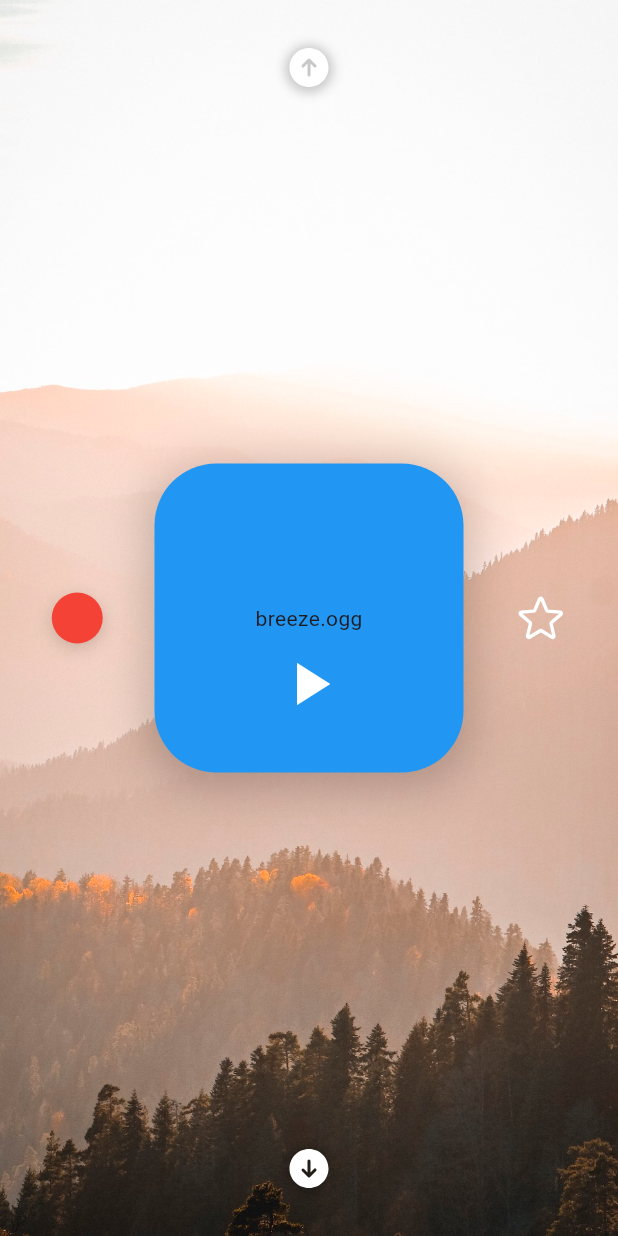
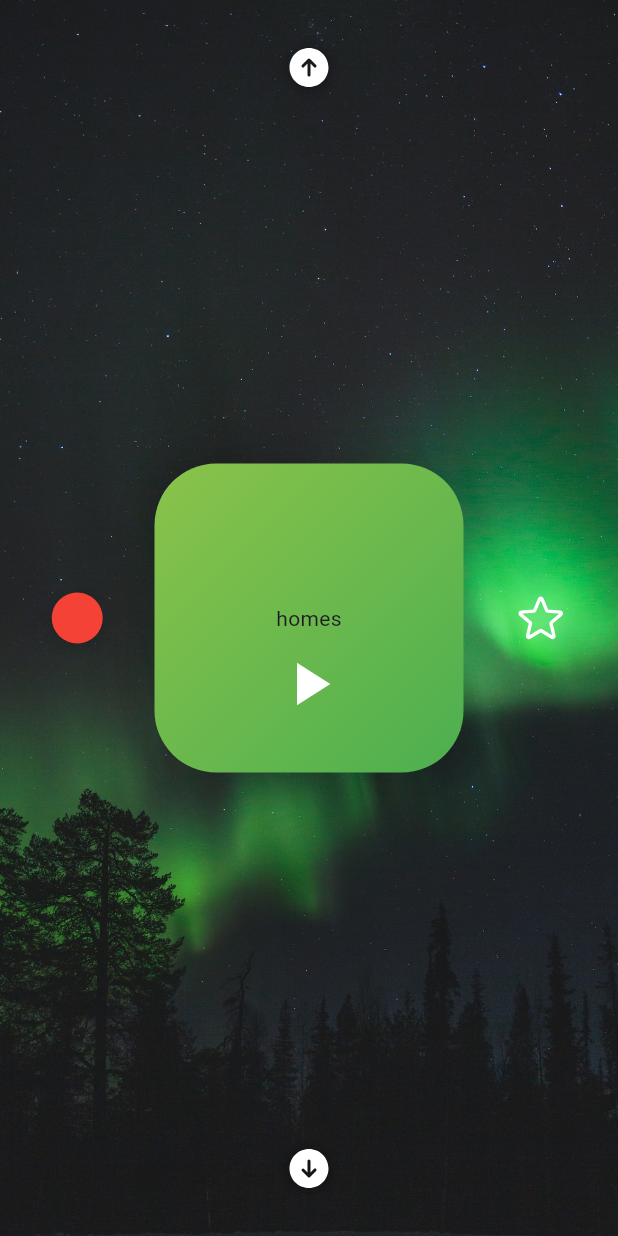
Before and after one commit to jacob-horton/anchor, a Flutter app: the screen it shows after launch, scrolled down 576 dp, after a tap on the "play arrow" icon, on a phone screen of 412 x 824 dp. Run offline on Flutter 3.47's test engine with Material 3 defaults, Android fonts, the phone set to English and light mode, and no system bars; our stand-ins replace heroicons, just_audio, shared_preferences.

Commit message:
style: correct levels + level colours

```diff
--- a/lib/main.dart
+++ b/lib/main.dart
@@ -6,6 +6,7 @@ import 'package:anchor/pages/end_page.dart';
 import 'package:anchor/pages/favourite.dart';
 import 'package:anchor/pages/other_music.dart';
 import 'package:anchor/widgets/keep_alive.dart';
+import 'package:anchor/widgets/music_player.dart';
 import 'package:anchor/widgets/page_template.dart';
 import 'package:flutter/material.dart';
 import 'package:flutter/services.dart';
@@ -41,23 +42,28 @@ class HomePage extends StatefulWidget {
 }
 
 class _HomePageState extends State<HomePage> {
-  static const _tracks = [
-    TrackDetail(name: 'breeze.ogg', level: 1),
-    TrackDetail(name: 'change.ogg', level: 1),
-    TrackDetail(name: 'difference.ogg', level: 1),
-    TrackDetail(name: 'drifting.ogg', level: 1),
-    TrackDetail(name: 'float.ogg', level: 1),
-    TrackDetail(name: 'halls.ogg', level: 1),
-    TrackDetail(name: 'homes.ogg', level: 1),
-    TrackDetail(name: 'motions.ogg', level: 1),
-    TrackDetail(name: 'openings.ogg', level: 1),
-    TrackDetail(name: 'signs.mp3', level: 1),
-    TrackDetail(name: 'sleepy.ogg', level: 1),
-    TrackDetail(name: 'summer.ogg', level: 1),
-    TrackDetail(name: 'trains.ogg', level: 1),
-    TrackDetail(name: 'walks.ogg', level: 1),
-    TrackDetail(name: 'warm.mp3', level: 1),
-  ];
+  static const _tracks = {
+    // Level 1
+    'homes.ogg': TrackDetail(name: 'homes.ogg', level: 1),
+    'openings.ogg': TrackDetail(name: 'openings.ogg', level: 1),
+    'breeze.ogg': TrackDetail(name: 'breeze.ogg', level: 1),
+    'signs.mp3': TrackDetail(name: 'signs.mp3', level: 1),
+    'warm.mp3': TrackDetail(name: 'warm.mp3', level: 1),
+
+    // Level 2
+    'trains.ogg': TrackDetail(name: 'trains.ogg', level: 2),
+    'float.ogg': TrackDetail(name: 'float.ogg', level: 2),
+    'change.ogg': TrackDetail(name: 'change.ogg', level: 2),
+    'walks.ogg': TrackDetail(name: 'walks.ogg', level: 2),
+    'sleepy.ogg': TrackDetail(name: 'sleepy.ogg', level: 2),
+
+    // Level 3
+    'halls.ogg': TrackDetail(name: 'halls.ogg', level: 3),
+    'summer.ogg': TrackDetail(name: 'summer.ogg', level: 3),
+    'motions.ogg': TrackDetail(name: 'motions.ogg', level: 3),
+    'drifting.ogg': TrackDetail(name: 'drifting.ogg', level: 3),
+    'difference.ogg': TrackDetail(name: 'difference.ogg', level: 3),
+  };
 
   final _horizontalController = PageController();
   final _verticalController = PageController();
@@ -105,7 +111,7 @@ class _HomePageState extends State<HomePage> {
 
   @override
   Widget build(BuildContext context) {
-    Iterable<Widget> verticalPages = _tracks.map(
+    Iterable<Widget> verticalPages = _tracks.values.map(
       (t) => OtherMusicPage(
         trackDetail: t,
 
@@ -169,7 +175,9 @@ class _HomePageState extends State<HomePage> {
                         );
                       }
 
-                      return FavouritePage(trackName: favourites.favourites[i]);
+                      return FavouritePage(
+                        trackDetail: _tracks[favourites.favourites[i]]!,
+                      );
                     },
                     itemCount: favourites.favourites.length + 1,
                   ),
--- a/lib/models/background.dart
+++ b/lib/models/background.dart
@@ -2,7 +2,7 @@ import 'package:flutter/material.dart';
 import 'package:shared_preferences/shared_preferences.dart';
 
 class BackgroundModel extends ChangeNotifier {
-  String _filename = 'sunset.jpg';
+  String _filename = 'northern-lights.jpg';
   late final SharedPreferences _prefs;
 
   BackgroundModel() {
--- a/lib/pages/favourite.dart
+++ b/lib/pages/favourite.dart
@@ -2,10 +2,9 @@ import 'package:anchor/widgets/music_player.dart';
 import 'package:flutter/material.dart';
 
 class FavouritePage extends StatelessWidget {
-  // TODO: change to track album art
-  final String trackName;
+  final TrackDetail trackDetail;
 
-  const FavouritePage({super.key, required this.trackName});
+  const FavouritePage({super.key, required this.trackDetail});
 
   @override
   Widget build(BuildContext context) {
@@ -13,7 +12,7 @@ class FavouritePage extends StatelessWidget {
 
     return Center(
       child: MusicPlayer(
-        trackName: trackName,
+        trackDetail: trackDetail,
         size: albumSize,
       ),
     );
--- a/lib/pages/other_music.dart
+++ b/lib/pages/other_music.dart
@@ -3,16 +3,6 @@ import 'package:anchor/widgets/music_player.dart';
 import 'package:flutter/material.dart';
 import 'package:heroicons/heroicons.dart';
 import 'package:provider/provider.dart';
-
-class TrackDetail {
-  final String name;
-  final int level;
-
-  const TrackDetail({
-    required this.name,
-    required this.level,
-  });
-}
 
 class OtherMusicPage extends StatelessWidget {
   final TrackDetail trackDetail;
@@ -57,7 +47,7 @@ class OtherMusicPage extends StatelessWidget {
         ),
         MusicPlayer(
           size: albumSize,
-          trackName: trackDetail.name,
+          trackDetail: trackDetail,
         ),
         Consumer<FavouritesModel>(
           builder: (context, favourites, _) => GestureDetector(
--- a/lib/widgets/music_player.dart
+++ b/lib/widgets/music_player.dart
@@ -2,16 +2,24 @@ import 'package:anchor/models/audio_player.dart';
 import 'package:flutter/material.dart';
 import 'package:provider/provider.dart';
 
+class TrackDetail {
+  final String name;
+  final int level;
+
+  const TrackDetail({
+    required this.name,
+    required this.level,
+  });
+}
+
 class MusicPlayer extends StatefulWidget {
   final double size;
-
-  // TODO: replace with album art
-  final String trackName;
+  final TrackDetail trackDetail;
 
   const MusicPlayer({
     super.key,
     required this.size,
-    required this.trackName,
+    required this.trackDetail,
   });
 
   @override
@@ -19,8 +27,23 @@ class MusicPlayer extends StatefulWidget {
 }
 
 class _MusicPlayerState extends State<MusicPlayer> {
+  static final levelColours = [
+    [
+      Colors.lightGreen,
+      Colors.green,
+    ],
+    [
+      Colors.cyan[200],
+      Colors.blue,
+    ],
+    [
+      const Color(0xfffce1f3),
+      const Color(0xffffb0d4),
+    ],
+  ];
+
   bool _isPlaying(AudioPlayerModel player) {
-    return player.currentTrack == widget.trackName && player.isPlaying;
+    return player.currentTrack == widget.trackDetail.name && player.isPlaying;
   }
 
   @override
@@ -32,7 +55,13 @@ class _MusicPlayerState extends State<MusicPlayer> {
           width: widget.size,
           height: widget.size,
           decoration: BoxDecoration(
-            color: Colors.blue,
+            gradient: LinearGradient(
+              begin: Alignment.topLeft,
+              end: Alignment.bottomRight,
+              colors: levelColours[widget.trackDetail.level - 1]
+                  .map((c) => c!)
+                  .toList(),
+            ),
             borderRadius: BorderRadius.circular(widget.size / 5),
             boxShadow: [
               BoxShadow(
@@ -44,13 +73,13 @@ class _MusicPlayerState extends State<MusicPlayer> {
             ],
           ),
           // TODO: move pause button to here instead of stack?
-          child: Center(child: Text(widget.trackName)),
+          child: Center(child: Text(widget.trackDetail.name.split('.')[0])),
         ),
         Consumer<AudioPlayerModel>(
           builder: (context, player, _) => GestureDetector(
             behavior: HitTestBehavior.opaque,
             onTap: () => setState(() {
-              player.switchOrPause(widget.trackName);
+              player.switchOrPause(widget.trackDetail.name);
             }),
             child: Padding(
               padding: const EdgeInsets.only(bottom: 35),
```
